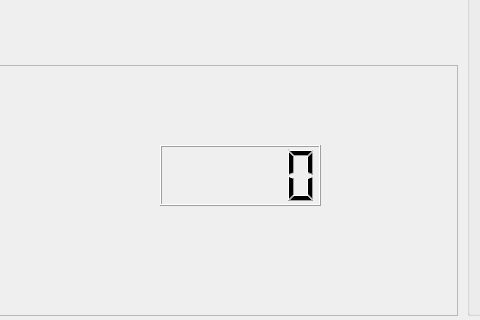
The window that bank-view/frontcontrolpanel.ui (smandyscom/front-base-widget) describes before a commit, drawn with Qt 5; both pictures show x 403 to 883 and y 525 to 845 of the 1260 by 845 pixel window.
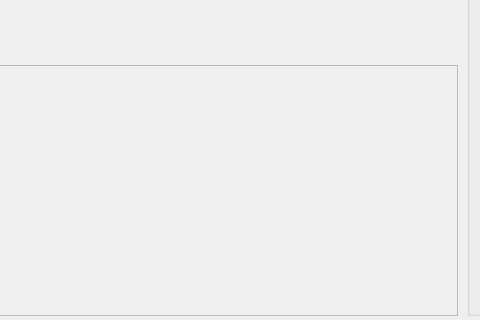
The same window after the commit.

```diff
--- a/bank-view/frontcontrolpanel.ui
+++ b/bank-view/frontcontrolpanel.ui
@@ -413,16 +413,6 @@
    <property name="frameShadow">
     <enum>QFrame::Raised</enum>
    </property>
-   <widget class="QLCDNumber" name="lcdNumber">
-    <property name="geometry">
-     <rect>
-      <x>563</x>
-      <y>80</y>
-      <width>161</width>
-      <height>61</height>
-     </rect>
-    </property>
-   </widget>
   </widget>
  </widget>
  <resources/>
```
